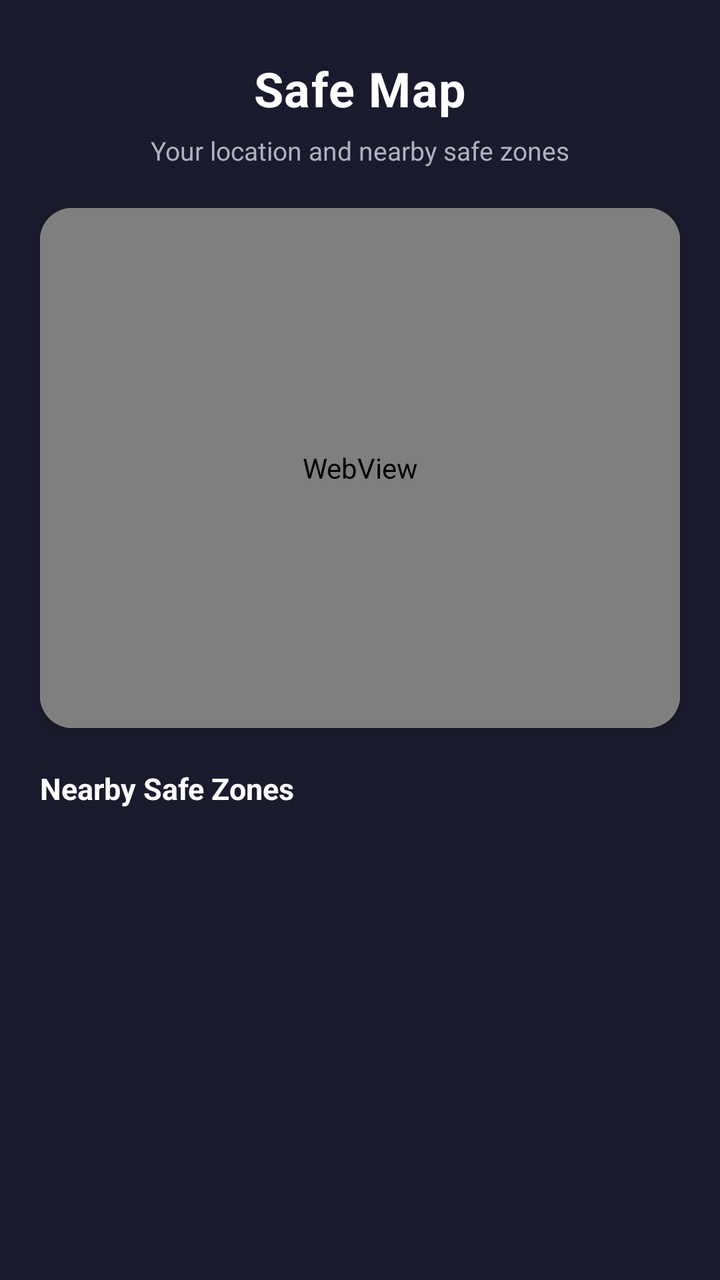
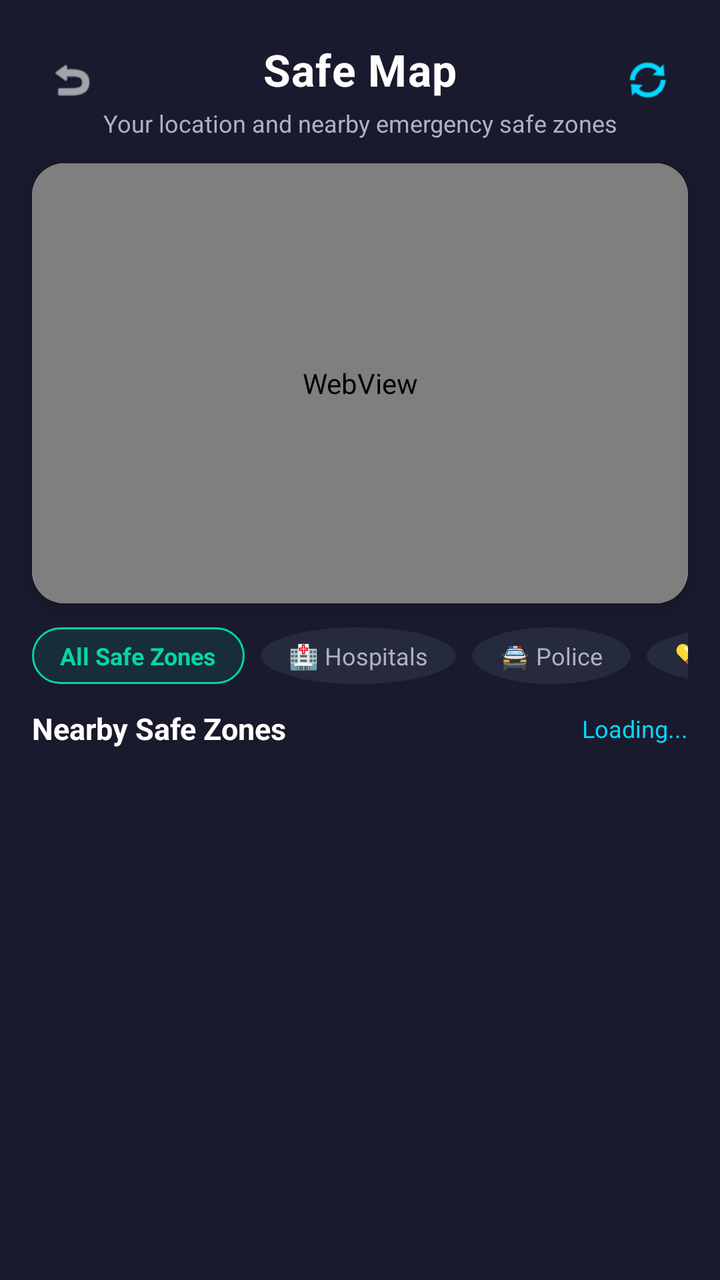

Two renders of the same Android screen: before a commit and after it. Below are the layout's source before the change and the commit's diff.
<!-- AndroidManifest.xml: application theme Theme.SOSense -->
<!-- res/layout/activity_safe_map.xml -->
<?xml version="1.0" encoding="utf-8"?>
<androidx.constraintlayout.widget.ConstraintLayout xmlns:android="http://schemas.android.com/apk/res/android"
    xmlns:app="http://schemas.android.com/apk/res-auto"
    android:layout_width="match_parent"
    android:layout_height="match_parent"
    android:background="@color/bg_dark_primary">

    <TextView
        android:id="@+id/tvSafeMapTitle"
        android:layout_width="wrap_content"
        android:layout_height="wrap_content"
        android:layout_marginTop="28dp"
        android:text="Safe Map"
        android:textColor="@color/text_primary"
        android:textSize="24sp"
        android:textStyle="bold"
        android:letterSpacing="0.02"
        app:layout_constraintTop_toTopOf="parent"
        app:layout_constraintStart_toStartOf="parent"
        app:layout_constraintEnd_toEndOf="parent" />

    <TextView
        android:id="@+id/tvSafeMapSubtitle"
        android:layout_width="wrap_content"
        android:layout_height="wrap_content"
        android:layout_marginTop="6dp"
        android:text="Your location and nearby safe zones"
        android:textColor="@color/text_secondary"
        android:textSize="13sp"
        app:layout_constraintTop_toBottomOf="@id/tvSafeMapTitle"
        app:layout_constraintStart_toStartOf="parent"
        app:layout_constraintEnd_toEndOf="parent" />

    
    <androidx.cardview.widget.CardView
        android:id="@+id/cardMap"
        android:layout_width="0dp"
        android:layout_height="260dp"
        android:layout_marginTop="20dp"
        android:layout_marginStart="20dp"
        android:layout_marginEnd="20dp"
        app:cardCornerRadius="16dp"
        app:cardElevation="4dp"
        app:layout_constraintTop_toBottomOf="@id/tvSafeMapSubtitle"
        app:layout_constraintStart_toStartOf="parent"
        app:layout_constraintEnd_toEndOf="parent">

        <WebView
            android:id="@+id/webViewMap"
            android:layout_width="match_parent"
            android:layout_height="match_parent"
            android:overScrollMode="never" />

    </androidx.cardview.widget.CardView>

    
    <TextView
        android:id="@+id/tvSafeZonesHeader"
        android:layout_width="wrap_content"
        android:layout_height="wrap_content"
        android:layout_marginTop="20dp"
        android:layout_marginStart="20dp"
        android:text="Nearby Safe Zones"
        android:textColor="@color/text_primary"
        android:textSize="15sp"
        android:textStyle="bold"
        app:layout_constraintTop_toBottomOf="@id/cardMap"
        app:layout_constraintStart_toStartOf="parent" />

    <androidx.recyclerview.widget.RecyclerView
        android:id="@+id/rvSafeZones"
        android:layout_width="0dp"
        android:layout_height="0dp"
        android:layout_marginTop="10dp"
        android:layout_marginStart="20dp"
        android:layout_marginEnd="20dp"
        android:layout_marginBottom="20dp"
        android:clipToPadding="false"
        android:paddingBottom="16dp"
        android:overScrollMode="never"
        app:layout_constraintTop_toBottomOf="@id/tvSafeZonesHeader"
        app:layout_constraintBottom_toBottomOf="parent"
        app:layout_constraintStart_toStartOf="parent"
        app:layout_constraintEnd_toEndOf="parent" />

</androidx.constraintlayout.widget.ConstraintLayout>
<!-- resources referenced by this layout -->
<resources>
  <color name="bg_dark_primary">#1A1A2E</color>
  <color name="text_primary">#FFFFFF</color>
  <color name="text_secondary">#B0B0C3</color>
  <style name="Theme.SOSense" parent="Base.Theme.SOSense" />
  <style name="Base.Theme.SOSense" parent="Theme.Material3.DayNight.NoActionBar">
          <item name="android:statusBarColor">@color/bg_dark_primary</item>
          <item name="android:navigationBarColor">@color/bg_dark_primary</item>
          <item name="android:windowDrawsSystemBarBackgrounds">true</item>
          <item name="android:windowLightStatusBar">false</item>
          <item name="android:windowLightNavigationBar" tools:targetApi="o_mr1">false</item>
      </style>
</resources>

<!-- the commit's change to res/layout/activity_safe_map.xml (unified diff, before → after) -->
@@ -5,45 +5,78 @@
     android:layout_height="match_parent"
     android:background="@color/bg_dark_primary">
 
+    
+    <ImageView
+        android:id="@+id/ivSafeMapBack"
+        android:layout_width="40dp"
+        android:layout_height="40dp"
+        android:layout_marginStart="16dp"
+        android:layout_marginTop="20dp"
+        android:background="?attr/selectableItemBackgroundBorderless"
+        android:clickable="true"
+        android:contentDescription="Back"
+        android:focusable="true"
+        android:padding="8dp"
+        android:src="@android:drawable/ic_menu_revert"
+        app:layout_constraintStart_toStartOf="parent"
+        app:layout_constraintTop_toTopOf="parent"
+        app:tint="@color/text_primary" />
+
     <TextView
         android:id="@+id/tvSafeMapTitle"
         android:layout_width="wrap_content"
         android:layout_height="wrap_content"
-        android:layout_marginTop="28dp"
+        android:layout_marginTop="20dp"
+        android:letterSpacing="0.02"
         android:text="Safe Map"
         android:textColor="@color/text_primary"
-        android:textSize="24sp"
+        android:textSize="22sp"
         android:textStyle="bold"
-        android:letterSpacing="0.02"
+        app:layout_constraintEnd_toEndOf="parent"
+        app:layout_constraintStart_toStartOf="parent"
+        app:layout_constraintTop_toTopOf="parent" />
+
+    <ImageView
+        android:id="@+id/ivSafeMapRefresh"
+        android:layout_width="40dp"
+        android:layout_height="40dp"
+        android:layout_marginEnd="16dp"
+        android:layout_marginTop="20dp"
+        android:background="?attr/selectableItemBackgroundBorderless"
+        android:clickable="true"
+        android:contentDescription="Refresh"
+        android:focusable="true"
+        android:padding="8dp"
+        android:src="@android:drawable/ic_popup_sync"
+        app:layout_constraintEnd_toEndOf="parent"
         app:layout_constraintTop_toTopOf="parent"
-        app:layout_constraintStart_toStartOf="parent"
-        app:layout_constraintEnd_toEndOf="parent" />
+        app:tint="@color/accent_cyan" />
 
     <TextView
         android:id="@+id/tvSafeMapSubtitle"
         android:layout_width="wrap_content"
         android:layout_height="wrap_content"
-        android:layout_marginTop="6dp"
-        android:text="Your location and nearby safe zones"
+        android:layout_marginTop="4dp"
+        android:text="Your location and nearby emergency safe zones"
         android:textColor="@color/text_secondary"
-        android:textSize="13sp"
-        app:layout_constraintTop_toBottomOf="@id/tvSafeMapTitle"
-        app:layout_constraintStart_toStartOf="parent"
-        app:layout_constraintEnd_toEndOf="parent" />
+        android:textSize="12sp"
+        app:layout_constraintEnd_toEndOf="parent"
+        app:layout_constraintStart_toStartOf="parent"
+        app:layout_constraintTop_toBottomOf="@id/tvSafeMapTitle" />
 
     
     <androidx.cardview.widget.CardView
         android:id="@+id/cardMap"
         android:layout_width="0dp"
-        android:layout_height="260dp"
-        android:layout_marginTop="20dp"
-        android:layout_marginStart="20dp"
-        android:layout_marginEnd="20dp"
+        android:layout_height="220dp"
+        android:layout_marginStart="16dp"
+        android:layout_marginTop="12dp"
+        android:layout_marginEnd="16dp"
         app:cardCornerRadius="16dp"
         app:cardElevation="4dp"
-        app:layout_constraintTop_toBottomOf="@id/tvSafeMapSubtitle"
-        app:layout_constraintStart_toStartOf="parent"
-        app:layout_constraintEnd_toEndOf="parent">
+        app:layout_constraintEnd_toEndOf="parent"
+        app:layout_constraintStart_toStartOf="parent"
+        app:layout_constraintTop_toBottomOf="@id/tvSafeMapSubtitle">
 
         <WebView
             android:id="@+id/webViewMap"
@@ -54,33 +87,224 @@
     </androidx.cardview.widget.CardView>
 
     
+    <HorizontalScrollView
+        android:id="@+id/hsvFilters"
+        android:layout_width="0dp"
+        android:layout_height="wrap_content"
+        android:layout_marginTop="12dp"
+        android:layout_marginStart="16dp"
+        android:layout_marginEnd="16dp"
+        android:scrollbars="none"
+        app:layout_constraintTop_toBottomOf="@id/cardMap"
+        app:layout_constraintStart_toStartOf="parent"
+        app:layout_constraintEnd_toEndOf="parent">
+
+        <LinearLayout
+            android:layout_width="wrap_content"
+            android:layout_height="wrap_content"
+            android:orientation="horizontal">
+
+            <TextView
+                android:id="@+id/chipFilterAll"
+                android:layout_width="wrap_content"
+                android:layout_height="wrap_content"
+                android:layout_marginEnd="8dp"
+                android:background="@drawable/bg_badge_granted"
+                android:clickable="true"
+                android:focusable="true"
+                android:paddingHorizontal="14dp"
+                android:paddingVertical="6dp"
+                android:text="All Safe Zones"
+                android:textColor="@color/success_green"
+                android:textSize="12sp"
+                android:textStyle="bold" />
+
+            <TextView
+                android:id="@+id/chipFilterHospitals"
+                android:layout_width="wrap_content"
+                android:layout_height="wrap_content"
+                android:layout_marginEnd="8dp"
+                android:background="@drawable/bg_circle_icon"
+                android:clickable="true"
+                android:focusable="true"
+                android:paddingHorizontal="14dp"
+                android:paddingVertical="6dp"
+                android:text="🏥 Hospitals"
+                android:textColor="@color/text_secondary"
+                android:textSize="12sp" />
+
+            <TextView
+                android:id="@+id/chipFilterPolice"
+                android:layout_width="wrap_content"
+                android:layout_height="wrap_content"
+                android:layout_marginEnd="8dp"
+                android:background="@drawable/bg_circle_icon"
+                android:clickable="true"
+                android:focusable="true"
+                android:paddingHorizontal="14dp"
+                android:paddingVertical="6dp"
+                android:text="🚔 Police"
+                android:textColor="@color/text_secondary"
+                android:textSize="12sp" />
+
+            <TextView
+                android:id="@+id/chipFilterPharmacies"
+                android:layout_width="wrap_content"
+                android:layout_height="wrap_content"
+                android:layout_marginEnd="8dp"
+                android:background="@drawable/bg_circle_icon"
+                android:clickable="true"
+                android:focusable="true"
+                android:paddingHorizontal="14dp"
+                android:paddingVertical="6dp"
+                android:text="💊 Pharmacy"
+                android:textColor="@color/text_secondary"
+                android:textSize="12sp" />
+
+            <TextView
+                android:id="@+id/chipFilterFire"
+                android:layout_width="wrap_content"
+                android:layout_height="wrap_content"
+                android:background="@drawable/bg_circle_icon"
+                android:clickable="true"
+                android:focusable="true"
+                android:paddingHorizontal="14dp"
+                android:paddingVertical="6dp"
+                android:text="🚒 Fire Station"
+                android:textColor="@color/text_secondary"
+                android:textSize="12sp" />
+        </LinearLayout>
+    </HorizontalScrollView>
+
+    
+    <LinearLayout
+        android:id="@+id/llHeaderRow"
+        android:layout_width="0dp"
+        android:layout_height="wrap_content"
+        android:layout_marginStart="16dp"
+        android:layout_marginTop="12dp"
+        android:layout_marginEnd="16dp"
+        android:gravity="center_vertical"
+        android:orientation="horizontal"
+        app:layout_constraintEnd_toEndOf="parent"
+        app:layout_constraintStart_toStartOf="parent"
+        app:layout_constraintTop_toBottomOf="@id/hsvFilters">
+
+        <TextView
+            android:id="@+id/tvSafeZonesHeader"
+            android:layout_width="0dp"
+            android:layout_height="wrap_content"
+            android:layout_weight="1"
+            android:text="Nearby Safe Zones"
+            android:textColor="@color/text_primary"
+            android:textSize="15sp"
+            android:textStyle="bold" />
+
+        <TextView
+            android:id="@+id/tvSafeZonesCount"
+            android:layout_width="wrap_content"
+            android:layout_height="wrap_content"
+            android:text="Loading..."
+            android:textColor="@color/accent_cyan"
+            android:textSize="12sp" />
+    </LinearLayout>
+
+    
+    <ProgressBar
+        android:id="@+id/pbSafeMapLoading"
+        style="?android:attr/progressBarStyleHorizontal"
+        android:layout_width="0dp"
+        android:layout_height="4dp"
+        android:layout_marginStart="16dp"
+        android:layout_marginTop="4dp"
+        android:layout_marginEnd="16dp"
+        android:indeterminate="true"
+        android:visibility="gone"
+        app:layout_constraintEnd_toEndOf="parent"
+        app:layout_constraintStart_toStartOf="parent"
+        app:layout_constraintTop_toBottomOf="@id/llHeaderRow" />
+
+    
+    <LinearLayout
+        android:id="@+id/llSafeMapError"
+        android:layout_width="0dp"
+        android:layout_height="wrap_content"
+        android:layout_marginStart="24dp"
+        android:layout_marginTop="32dp"
+        android:layout_marginEnd="24dp"
+        android:gravity="center"
+        android:orientation="vertical"
+        android:visibility="gone"
+        app:layout_constraintEnd_toEndOf="parent"
+        app:layout_constraintStart_toStartOf="parent"
+        app:layout_constraintTop_toBottomOf="@id/llHeaderRow">
+
+        <TextView
+            android:layout_width="wrap_content"
+            android:layout_height="wrap_content"
+            android:text="📡"
+            android:textSize="32sp" />
+
+        <TextView
+            android:id="@+id/tvSafeMapErrorMsg"
+            android:layout_width="wrap_content"
+            android:layout_height="wrap_content"
+            android:layout_marginTop="8dp"
+            android:gravity="center"
+            android:text="Unable to load nearby places.\nPlease check your network connection."
+            android:textColor="@color/text_secondary"
+            android:textSize="13sp" />
+
+        <androidx.cardview.widget.CardView
+            android:id="@+id/btnSafeMapRetry"
+            android:layout_width="wrap_content"
+            android:layout_height="38dp"
+            android:layout_marginTop="14dp"
+            android:clickable="true"
+            android:focusable="true"
+            app:cardBackgroundColor="@color/accent_cyan"
+            app:cardCornerRadius="10dp">
+
+            <TextView
+                android:layout_width="wrap_content"
+                android:layout_height="wrap_content"
+                android:layout_gravity="center"
+                android:paddingHorizontal="24dp"
+                android:text="🔄 Retry Now"
+                android:textColor="#0D1117"
+                android:textSize="13sp"
+                android:textStyle="bold" />
+        </androidx.cardview.widget.CardView>
+    </LinearLayout>
+
     <TextView
-        android:id="@+id/tvSafeZonesHeader"
+        android:id="@+id/tvSafeZonesEmpty"
         android:layout_width="wrap_content"
         android:layout_height="wrap_content"
-        android:layout_marginTop="20dp"
-        android:layout_marginStart="20dp"
-        android:text="Nearby Safe Zones"
-        android:textColor="@color/text_primary"
-        android:textSize="15sp"
-        android:textStyle="bold"
-        app:layout_constraintTop_toBottomOf="@id/cardMap"
-        app:layout_constraintStart_toStartOf="parent" />
-
+        android:layout_marginTop="40dp"
+        android:text="No safe zones found in this category."
+        android:textColor="@color/text_secondary"
+        android:textSize="14sp"
+        android:visibility="gone"
+        app:layout_constraintEnd_toEndOf="parent"
+        app:layout_constraintStart_toStartOf="parent"
+        app:layout_constraintTop_toBottomOf="@id/llHeaderRow" />
+
+    
     <androidx.recyclerview.widget.RecyclerView
         android:id="@+id/rvSafeZones"
         android:layout_width="0dp"
         android:layout_height="0dp"
-        android:layout_marginTop="10dp"
-        android:layout_marginStart="20dp"
-        android:layout_marginEnd="20dp"
-        android:layout_marginBottom="20dp"
+        android:layout_marginStart="16dp"
+        android:layout_marginTop="8dp"
+        android:layout_marginEnd="16dp"
+        android:layout_marginBottom="16dp"
         android:clipToPadding="false"
+        android:overScrollMode="never"
         android:paddingBottom="16dp"
-        android:overScrollMode="never"
-        app:layout_constraintTop_toBottomOf="@id/tvSafeZonesHeader"
         app:layout_constraintBottom_toBottomOf="parent"
-        app:layout_constraintStart_toStartOf="parent"
-        app:layout_constraintEnd_toEndOf="parent" />
+        app:layout_constraintEnd_toEndOf="parent"
+        app:layout_constraintStart_toStartOf="parent"
+        app:layout_constraintTop_toBottomOf="@id/llHeaderRow" />
 
 </androidx.constraintlayout.widget.ConstraintLayout>
<!-- resource entries referenced after the edit -->
@@ -1,8 +1,24 @@
 <!-- resources referenced by this layout -->
 <resources>
+  <color name="accent_cyan">#00D9FF</color>
   <color name="bg_dark_primary">#1A1A2E</color>
+  <color name="success_green">#06D6A0</color>
   <color name="text_primary">#FFFFFF</color>
   <color name="text_secondary">#B0B0C3</color>
+  <!-- drawable bg_badge_granted (drawable) -->
+  <?xml version="1.0" encoding="utf-8"?>
+  <shape xmlns:android="http://schemas.android.com/apk/res/android"
+      android:shape="rectangle">
+      <corners android:radius="18dp" />
+      <solid android:color="#1A06D6A0" />
+      <stroke android:width="1dp" android:color="@color/success_green" />
+  </shape>
+  <!-- drawable bg_circle_icon (drawable) -->
+  <?xml version="1.0" encoding="utf-8"?>
+  <shape xmlns:android="http://schemas.android.com/apk/res/android"
+      android:shape="oval">
+      <solid android:color="#252A3D" />
+  </shape>
   <style name="Theme.SOSense" parent="Base.Theme.SOSense" />
   <style name="Base.Theme.SOSense" parent="Theme.Material3.DayNight.NoActionBar">
           <item name="android:statusBarColor">@color/bg_dark_primary</item>
